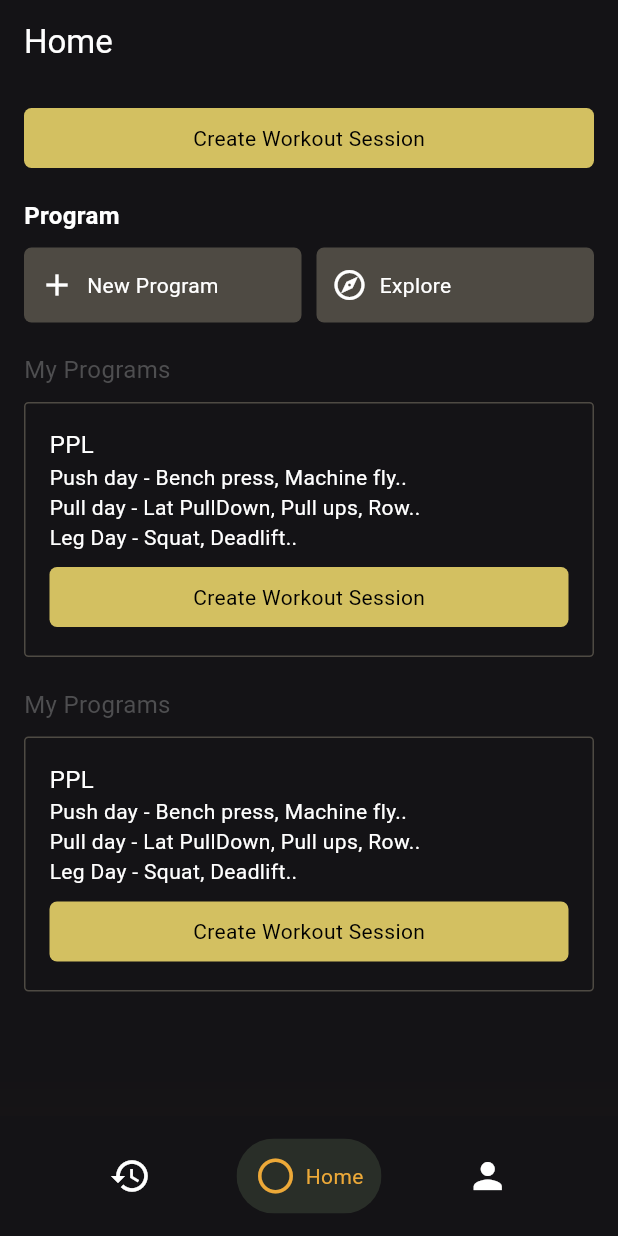
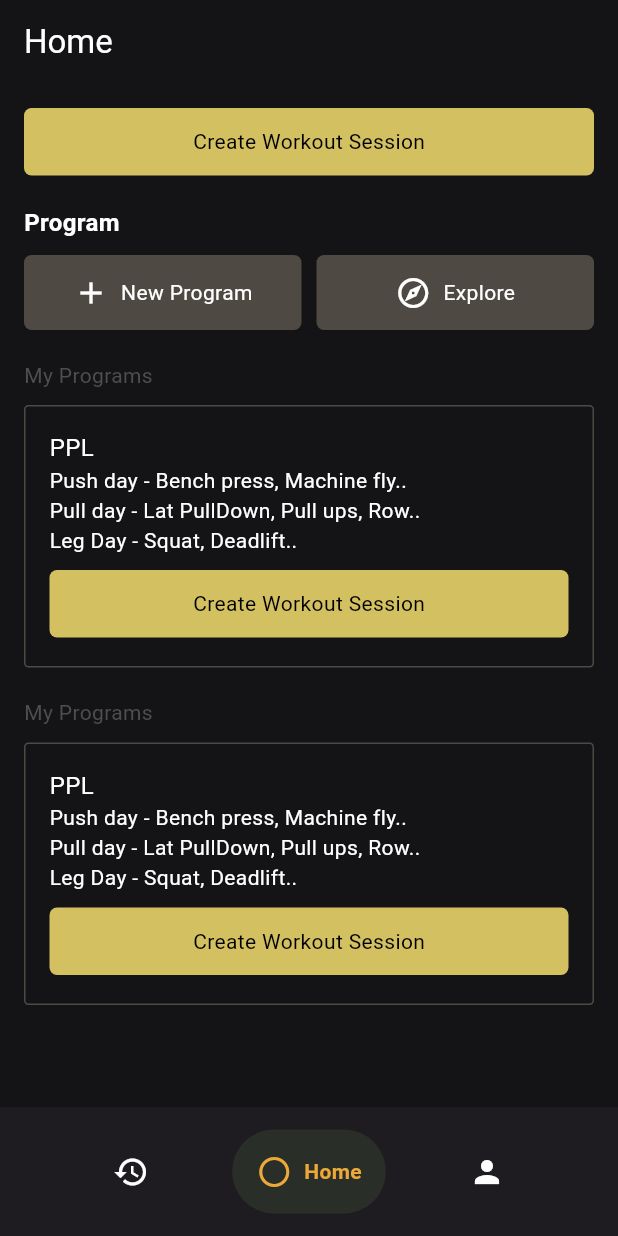
Before and after one commit to zendrexx/workout_app, a Flutter app: the screen it shows after launch, on a phone screen of 412 x 824 dp. Run offline on Flutter 3.47's test engine with Material 3 defaults, Android fonts, the phone set to English and light mode, and no system bars; drawn by our look-alikes of google_nav_bar.

Commit message:
fixed bottom app nav

```diff
--- a/client/lib/features/home/widgets/custom_button_widget.dart
+++ b/client/lib/features/home/widgets/custom_button_widget.dart
@@ -24,9 +24,8 @@ class _CustomButtonWidgetState extends State<CustomButtonWidget> {
           borderRadius: BorderRadius.circular(5),
         ),
         child: Row(
-          mainAxisAlignment: MainAxisAlignment.start,
+          mainAxisAlignment: MainAxisAlignment.center,
           children: [
-            SizedBox(width: 10),
             Icon(widget.icon, color: Colors.white),
             SizedBox(width: 8),
             Text(
--- a/client/lib/features/home/widgets/home_list_widget.dart
+++ b/client/lib/features/home/widgets/home_list_widget.dart
@@ -12,7 +12,7 @@ class HomeListWidget extends StatelessWidget {
         Text(
           "My Programs",
           style: TextStyle(
-            fontSize: 16,
+            fontSize: 14,
             fontWeight: FontWeight.normal,
             color: Color(0xff4E4E50),
           ),
@@ -20,7 +20,7 @@ class HomeListWidget extends StatelessWidget {
 
         SizedBox(height: 10),
         Container(
-          height: 170,
+          height: 175,
           width: double.infinity,
           decoration: BoxDecoration(
             border: Border.all(color: Color(0xff4E4A43)),
--- a/client/lib/features/home/widgets/long_custom_button.dart
+++ b/client/lib/features/home/widgets/long_custom_button.dart
@@ -9,7 +9,7 @@ class LongCustomButton extends StatelessWidget {
       onTap: () {},
       child: Expanded(
         child: Container(
-          height: 40,
+          height: 45,
           decoration: BoxDecoration(
             color: Color(0xffD3C061),
             borderRadius: BorderRadius.circular(5),
--- a/client/lib/features/main_page.dart
+++ b/client/lib/features/main_page.dart
@@ -3,6 +3,7 @@ import 'package:client/features/home/home_page.dart';
 import 'package:client/features/profile/profile_page.dart';
 import 'package:client/widgets/bottom_nav_widget.dart';
 import 'package:flutter/material.dart';
+import 'package:google_nav_bar/google_nav_bar.dart';
 
 class MainPage extends StatefulWidget {
   const MainPage({super.key});
@@ -33,22 +34,30 @@ class _MainPageState extends State<MainPage> {
         backgroundColor: Color(0xFF141316),
       ),
       body: pages[currentPage],
-      bottomNavigationBar: BottomAppBar(
-        shadowColor: const Color(0xffEDA938),
-        elevation: 50,
-        color: const Color(0xff141316),
-        child: Row(
-          mainAxisAlignment: MainAxisAlignment.spaceEvenly,
-          children: List.generate(
-            icons.length,
-            (index) => BottomNavHandler(
-              isActive: currentPage == index,
-              icon: icons[index],
-              label: labels[index],
-              onTap: () {
-                setState(() => currentPage = index);
-              },
-            ),
+      bottomNavigationBar: Container(
+        color: const Color(0xff1e1c20),
+        child: Padding(
+          padding: const EdgeInsets.symmetric(vertical: 15.0, horizontal: 20.0),
+          child: GNav(
+            mainAxisAlignment: MainAxisAlignment.spaceEvenly,
+            tabs: [
+              GButton(icon: Icons.history, text: "History"),
+              GButton(icon: Icons.circle_outlined, text: "Home"),
+              GButton(icon: Icons.person, text: "Profile"),
+            ],
+            selectedIndex: currentPage,
+            onTabChange: (index) {
+              setState(() {
+                currentPage = index;
+              });
+            },
+            padding: EdgeInsetsGeometry.all(16),
+            haptic: false,
+            tabBackgroundColor: const Color(0xff292E28),
+            backgroundColor: const Color(0xff1e1c20),
+            color: Colors.white,
+            activeColor: Color(0xffEDA938),
+            gap: 8,
           ),
         ),
       ),
--- a/client/pubspec.yaml
+++ b/client/pubspec.yaml
@@ -34,6 +34,7 @@ dependencies:
   # The following adds the Cupertino Icons font to your application.
   # Use with the CupertinoIcons class for iOS style icons.
   cupertino_icons: ^1.0.8
+  google_nav_bar: ^5.0.7
 
 dev_dependencies:
   flutter_test:
```
Also changed, not shown: client/pubspec.lock.
